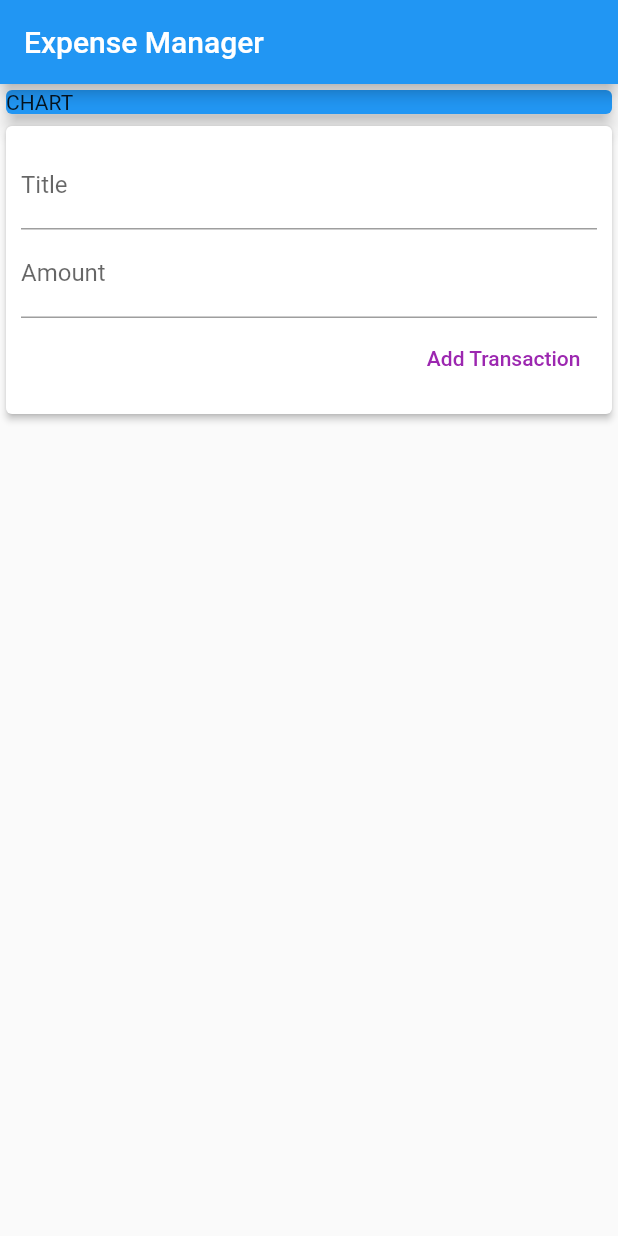
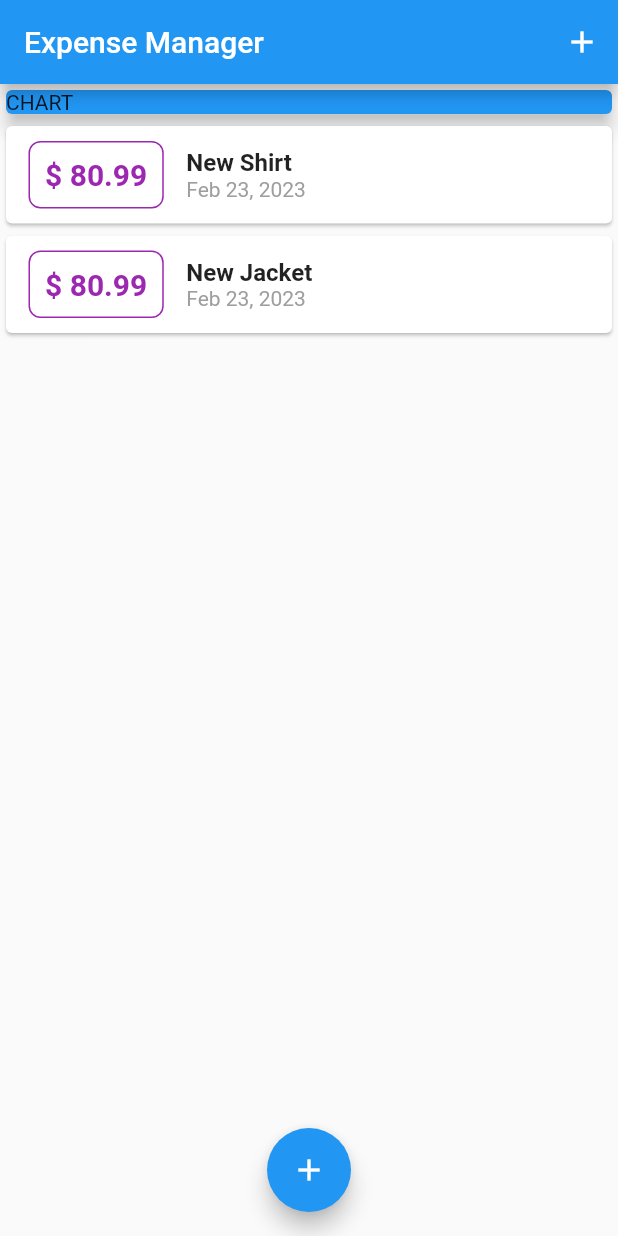
Before and after one commit to aritroo/expense_manager, a Flutter app: the screen it shows after launch, on a phone screen of 412 x 824 dp. Run offline on Flutter 3.47's test engine with Material 2 defaults, Android fonts, the phone set to English and light mode, and no system bars.

```diff
--- /dev/null
+++ b/lib/home.dart
@@ -0,0 +1,87 @@
+import 'package:expense_manager/widgets/new_transaction.dart';
+import './models/transaction.dart';
+import 'package:flutter/material.dart';
+import 'widgets/transaction_list.dart';
+
+class MyHomePage extends StatefulWidget {
+  @override
+  State<MyHomePage> createState() => _MyHomePageState();
+}
+
+class _MyHomePageState extends State<MyHomePage> {
+  final List<Transaction> _userTransactions = [
+    Transaction(
+      id: 't1',
+      title: 'New Shirt',
+      amount: 80.99,
+      date: DateTime.now(),
+    ),
+    Transaction(
+      id: 't2',
+      title: 'New Jacket',
+      amount: 80.99,
+      date: DateTime.now(),
+    ),
+  ];
+
+  void _addNewTransaction(String txTitle, double txAmount) {
+    final newTx = Transaction(
+        title: txTitle,
+        amount: txAmount,
+        date: DateTime.now(),
+        id: DateTime.now().toString());
+
+    setState(() {
+      _userTransactions.add(newTx);
+    });
+  }
+
+  void _startAddNewTransaction(BuildContext ctx) {
+    showModalBottomSheet(
+      context: ctx,
+      builder: (_) {
+        return GestureDetector(
+          onTap: () {},
+          behavior: HitTestBehavior.opaque,
+          child: NewTransaction(_addNewTransaction),
+        );
+      },
+    );
+  }
+
+  @override
+  Widget build(BuildContext context) {
+    return Scaffold(
+      appBar: AppBar(
+        title: Text('Expense Manager'),
+        actions: [
+          IconButton(
+              onPressed: () => _startAddNewTransaction(context),
+              icon: Icon(Icons.add)),
+        ],
+      ),
+      body: SingleChildScrollView(
+        child: Column(
+          mainAxisAlignment: MainAxisAlignment.start,
+          crossAxisAlignment: CrossAxisAlignment.stretch,
+          children: [
+            Container(
+              width: double.infinity,
+              child: Card(
+                color: Colors.blue,
+                child: Text('CHART'),
+                elevation: 5,
+              ),
+            ),
+            TransactionList(_userTransactions),
+          ],
+        ),
+      ),
+      floatingActionButton: FloatingActionButton(
+        onPressed: () => _startAddNewTransaction(context),
+        child: Icon(Icons.add),
+      ),
+      floatingActionButtonLocation: FloatingActionButtonLocation.centerFloat,
+    );
+  }
+}
--- a/lib/main.dart
+++ b/lib/main.dart
@@ -1,5 +1,5 @@
-import './widgets/user_transaction.dart';
 import 'package:flutter/material.dart';
+import 'home.dart';
 
 void main() => runApp(MyApp());
 
@@ -13,31 +13,3 @@ class MyApp extends StatelessWidget {
     );
   }
 }
-
-class MyHomePage extends StatelessWidget {
-  @override
-  Widget build(BuildContext context) {
-    return Scaffold(
-      appBar: AppBar(
-        title: Text('Expense Manager'),
-      ),
-      body: SingleChildScrollView(
-        child: Column(
-          mainAxisAlignment: MainAxisAlignment.start,
-          crossAxisAlignment: CrossAxisAlignment.stretch,
-          children: [
-            Container(
-              width: double.infinity,
-              child: Card(
-                color: Colors.blue,
-                child: Text('CHART'),
-                elevation: 5,
-              ),
-            ),
-            UserTransactions(),
-          ],
-        ),
-      ),
-    );
-  }
-}
--- a/lib/widgets/user_transaction.dart
+++ /dev/null
@@ -1,50 +0,0 @@
-import 'package:flutter/material.dart';
-import './new_transaction.dart';
-import './transaction_list.dart';
-import '../models/transaction.dart';
-
-class UserTransactions extends StatefulWidget {
-  const UserTransactions({super.key});
-
-  @override
-  State<UserTransactions> createState() => _UserTransactionsState();
-}
-
-class _UserTransactionsState extends State<UserTransactions> {
-  final List<Transaction> _userTransactions = [
-    // Transaction(
-    //   id: 't1',
-    //   title: 'New Shirt',
-    //   amount: 80.99,
-    //   date: DateTime.now(),
-    // ),
-    // Transaction(
-    //   id: 't2',
-    //   title: 'New Jacket',
-    //   amount: 80.99,
-    //   date: DateTime.now(),
-    // ),
-  ];
-
-  void _addNewTransaction(String txTitle, double txAmount) {
-    final newTx = Transaction(
-        title: txTitle,
-        amount: txAmount,
-        date: DateTime.now(),
-        id: DateTime.now().toString());
-
-    setState(() {
-      _userTransactions.add(newTx);
-    });
-  }
-
-  @override
-  Widget build(BuildContext context) {
-    return Column(
-      children: [
-        NewTransaction(_addNewTransaction),
-        TransactionList(_userTransactions),
-      ],
-    );
-  }
-}
```
Also changed, not shown: lib/widgets/new_transaction.dart (+13 -6 lines).
